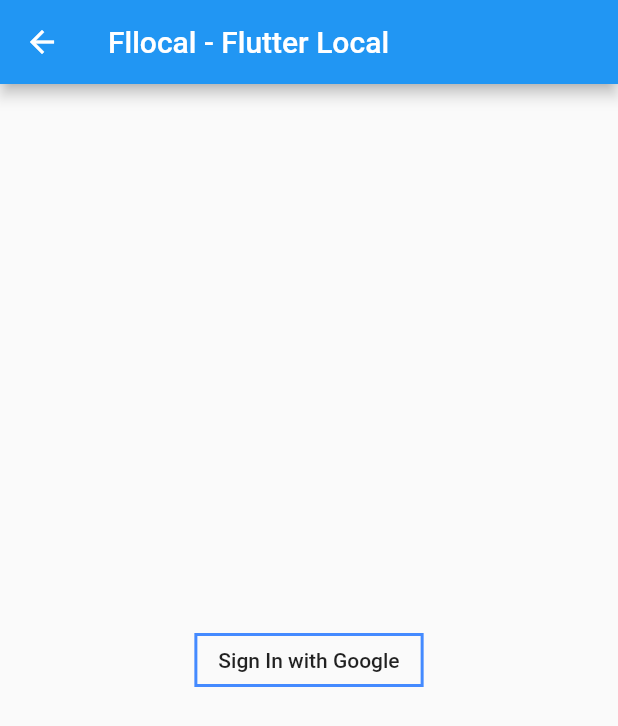
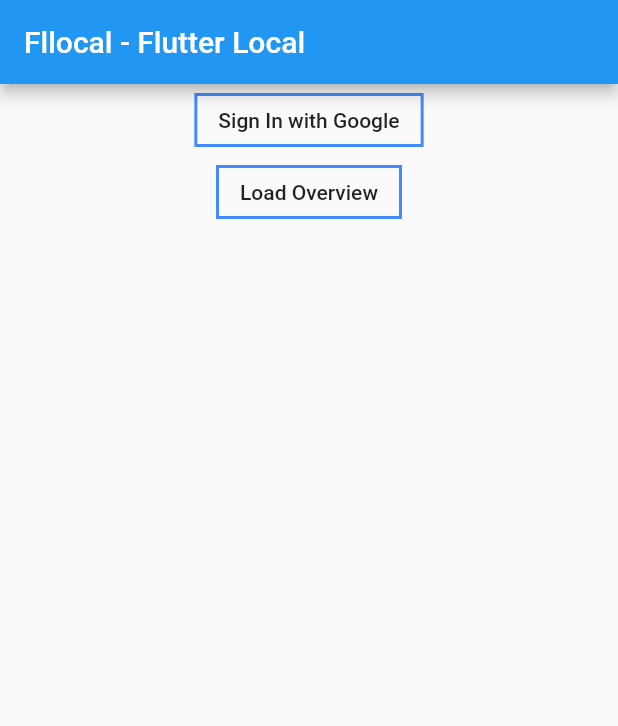
Before and after one commit to code-inflation/fllocal, a Flutter app: the LoginSignUpPage screen opened directly, on a phone screen of 412 x 824 dp. Shown: the top 726 px of the screen. Run offline on Flutter 3.47's test engine with Material 2 defaults, Android fonts, the phone set to English and light mode, and no system bars; our stand-ins replace cloud_firestore, firebase_auth, google_sign_in; accounts and stored records are empty.

Commit message:
add Overview connected to firebase

```diff
--- a/lib/main.dart
+++ b/lib/main.dart
@@ -35,7 +35,7 @@ class MyStatelessWidget extends StatelessWidget {
       model: FllocalModel(),
       child: MaterialApp(
           title: 'Scoped Model Demo',
-          home: OverviewPage()),
+          home: LoginSignUpPage()),
     );
   }
 
--- a/lib/pages/login_signup_page.dart
+++ b/lib/pages/login_signup_page.dart
@@ -1,3 +1,4 @@
+import 'package:fllocal/pages/overview_page.dart';
 import 'package:flutter/material.dart';
 import 'package:firebase_auth/firebase_auth.dart';
 import 'package:google_sign_in/google_sign_in.dart';
@@ -36,11 +37,19 @@ class _LoginSignUpPageState extends State<LoginSignUpPage> {
       ),
       body: new Container(
           child: Center(
-              child: MaterialButton(
+              child: Column(
+                children: [MaterialButton(
               shape: Border.all(width: 2.0, color: Colors.blueAccent),
               onPressed: _handleSignIn,
               child: Text("Sign In with Google"),
-      ))),
+      ),
+      MaterialButton(
+              shape: Border.all(width: 2.0, color: Colors.blueAccent),
+              onPressed: () => Navigator.push(context, MaterialPageRoute(builder: (BuildContext context) => OverviewPage())),
+              child: Text("Load Overview"),
+      )
+      ])),
+    )
     );
-  }
 }
+}
--- a/pubspec.yaml
+++ b/pubspec.yaml
@@ -21,14 +21,15 @@ dependencies:
     sdk: flutter
   scoped_model: ^1.0.1
   firebase_database: ^3.0.2
+  cloud_firestore:
 
   # The following adds the Cupertino Icons font to your application.
   # Use with the CupertinoIcons class for iOS style icons.
   cupertino_icons: ^0.1.2
 
   google_sign_in: ^4.0.1+3
-  firebase_core: ^0.4.0+3
-  firebase_auth: ^0.11.1+5
+  firebase_core:
+  firebase_auth: ^0.10.0
 
 dev_dependencies:
   flutter_test:
```
Also changed, not shown: lib/pages/overview_page.dart (+53 -14 lines).
